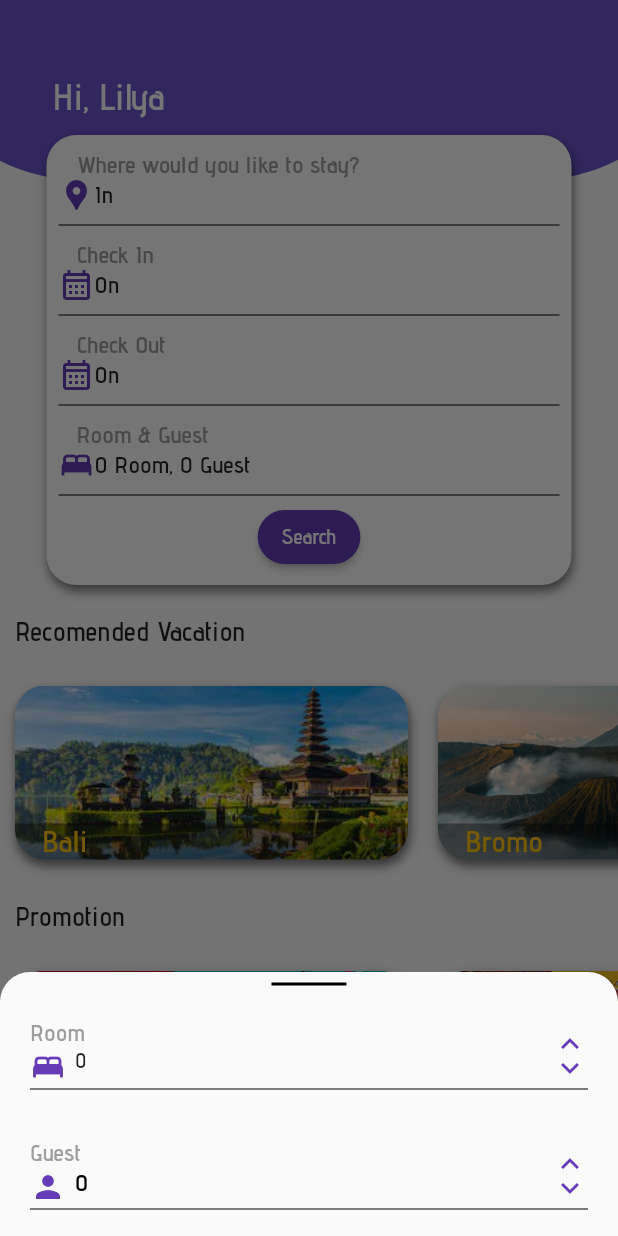
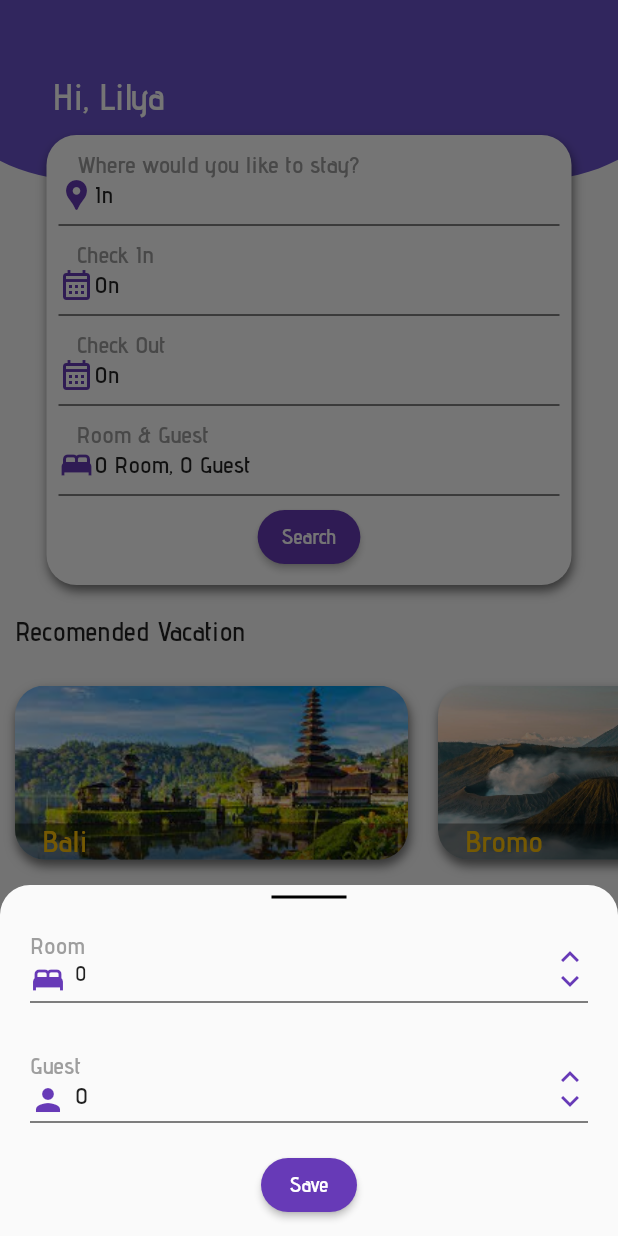
Before and after one commit to hendriari/samaya_hotel, a Flutter app: the HomePage screen opened directly, after a tap on an icon or button, on a phone screen of 412 x 824 dp. Run offline on Flutter 3.47's test engine with Material 2 defaults, Android fonts, the phone set to English and light mode, and no system bars; our stand-ins replace carousel_slider, flutter_spinkit, flutter_svg, image_picker, lottie, smooth_page_indicator and 1 more.

```diff
--- a/lib/home/home_page.dart
+++ b/lib/home/home_page.dart
@@ -15,13 +15,6 @@ class HomePage extends StatefulWidget {
 }
 
 class _HomePage extends State<HomePage> {
-  // CounterBloc bloc = CounterBloc();
-  // @override
-  // void dispose() {
-  //   bloc.dispose();
-  //   super.dispose();
-  // }
-
   late List<Vacation> _hiling;
   late List<Promotion> _promo;
 
@@ -31,8 +24,6 @@ class _HomePage extends State<HomePage> {
 
   var _guest = 0;
   var _count = 0;
-
-  get callBack => _count;
 
   @override
   void initState() {
@@ -66,41 +57,11 @@ class _HomePage extends State<HomePage> {
     ];
   }
 
-  void _incrementCount() {
-    setState(() {
-      _count++;
-    });
-  }
-
-  void _decrementCount() {
-    if (_count < 1) {
-      return;
-    }
-    setState(() {
-      _count--;
-    });
-  }
-
-  void _incrementGuest() {
-    setState(() {
-      _guest++;
-    });
-  }
-
-  void _decrementGuest() {
-    if (_guest < 1) {
-      return;
-    }
-    setState(() {
-      _guest--;
-    });
-  }
-
   void _onSelectionChanged(DateRangePickerSelectionChangedArgs args) {
     setState(() {
       _range = 'On ${DateFormat('d MMMM yyyy').format(args.value.startDate)}';
-      _single =
-          '${DateFormat('d MMMM yyyy').format(args.value.endDate ?? args.value.startDate)}';
+      _single = DateFormat('d MMMM yyyy')
+          .format(args.value.endDate ?? args.value.startDate);
     });
   }
 
@@ -278,11 +239,11 @@ class _HomePage extends State<HomePage> {
                                       ),
                                       Text(
                                         _range,
-                                            style:
-                                                const TextStyle(fontSize: 16),
+                                        style: const TextStyle(fontSize: 16),
                                       ),
                                     ],
-                                      )),
+                                  ),
+                                ),
                                 const Divider(
                                   color: Colors.black,
                                 ),
@@ -290,7 +251,8 @@ class _HomePage extends State<HomePage> {
                             ),
                           ),
                         ),
-                        )),
+                      ),
+                    ),
                     const Positioned(
                       left: 20,
                       top: 130,
@@ -321,8 +283,7 @@ class _HomePage extends State<HomePage> {
                                         ),
                                         Text(
                                           'On $_single',
-                                            style:
-                                                const TextStyle(fontSize: 16),
+                                          style: const TextStyle(fontSize: 16),
                                         ),
                                       ],
                                     )),
@@ -333,7 +294,8 @@ class _HomePage extends State<HomePage> {
                             ),
                           ),
                         ),
-                        )),
+                      ),
+                    ),
                     const Positioned(
                       left: 20,
                       top: 190,
@@ -361,12 +323,12 @@ class _HomePage extends State<HomePage> {
                                       const Icon(Icons.bed,
                                           color: Colors.deepPurple),
                                       Text(
-                                            "$callBack Room, $_guest Guest",
-                                            style:
-                                                const TextStyle(fontSize: 16),
+                                        "$_count Room, $_guest Guest",
+                                        style: const TextStyle(fontSize: 16),
                                       ),
                                     ],
-                                      )),
+                                  ),
+                                ),
                                 const Divider(
                                   color: Colors.black,
                                 ),
@@ -374,7 +336,8 @@ class _HomePage extends State<HomePage> {
                             ),
                           ),
                         ),
-                        )),
+                      ),
+                    ),
                     Positioned(
                       bottom: 8,
                       right: 0,
@@ -397,12 +360,14 @@ class _HomePage extends State<HomePage> {
                                   guest: _guest,
                                   count: _count,
                                   selectedItem: _selectedItem,
-                                        )),
+                                ),
+                              ),
                             );
                           },
                           child: const Text('Search'),
                         ),
-                        )),
+                      ),
+                    ),
                   ],
                 ),
               ),
@@ -441,7 +406,8 @@ class _HomePage extends State<HomePage> {
                         ]),
                     child: InkResponse(
                       onTap: () {},
-                        child: Stack(children: <Widget>[
+                      child: Stack(
+                        children: <Widget>[
                           ClipRRect(
                               borderRadius: BorderRadius.circular(20),
                               child: Image.asset(_hiling[index].images!,
@@ -469,8 +435,10 @@ class _HomePage extends State<HomePage> {
                               ),
                             ),
                           ),
-                        ]),
-                      )),
+                        ],
+                      ),
+                    ),
+                  ),
                 ),
               ],
             ),
@@ -800,79 +768,32 @@ class _HomePage extends State<HomePage> {
               ),
               Container(
                 child: _buildButtonSelectionGuest(),
-              )
+              ),
+              Center(
+                child: ElevatedButton(
+                  style: ElevatedButton.styleFrom(
+                    primary: Colors.deepPurple,
+                    shape: RoundedRectangleBorder(
+                      borderRadius: BorderRadius.circular(20),
+                    ),
+                  ),
+                  onPressed: () {
+                    setState(() {
+                      _count;
+                      _guest;
+                    });
+                    Navigator.pop(context);
+                  },
+                  child: const Text('Save'),
+                ),
+              ),
+              const SizedBox(
+                height: 10,
+              ),
             ],
           );
         });
   }
-
-  //bloc management tapi gagal
-  // Widget _buildButtonSelectionRoom() {
-  //
-  //   return Container(
-  //       child: Column(
-  //     children: [
-  //       SizedBox(
-  //         width: 50,
-  //         child: Divider(
-  //           color: Colors.black,
-  //           thickness: 2,
-  //         ),
-  //       ),
-  //       Container(
-  //         padding: EdgeInsets.only(left: 20),
-  //         alignment: Alignment.centerLeft,
-  //         child: Text('Room'),
-  //       ),
-  //       Row(
-  //         children: [
-  //           Padding(
-  //             padding: EdgeInsets.only(left: 20),
-  //             child: Icon(
-  //               Icons.bed,size: 30,
-  //               color: Colors.deepPurple,
-  //             ),
-  //           ),
-  //           Padding(
-  //             padding: EdgeInsets.only(left: 5),
-  //             child: StreamBuilder(
-  //               stream: bloc.output.asBroadcastStream(),
-  //               builder: (context, snapshot)=>
-  //               Text('${snapshot.data}',style: TextStyle(fontSize: 20),),
-  //             )
-  //           ),
-  //           Spacer(),
-  //           Padding(
-  //             padding: EdgeInsets.only(right: 20.0),
-  //             child: Column(
-  //               crossAxisAlignment: CrossAxisAlignment.end,
-  //               children: [
-  //                 InkResponse(
-  //                     onTap: (){
-  //
-  //                     },
-  //                     child: Icon(Icons.add,size: 18,)),
-  //                 InkResponse(
-  //                     onTap: (){
-  //
-  //                     },
-  //                     child: Icon(Icons.minimize, size: 18,)),
-  //               ],
-  //             ),
-  //           )
-  //         ],
-  //       ),
-  //       Padding(
-  //         padding: EdgeInsets.fromLTRB(20,0,20,0),
-  //         child: Positioned(
-  //           child: Divider(
-  //             color: Colors.black,
-  //           ),
-  //         ),
-  //       )
-  //     ],
-  //   ));
-  // }
 
   Widget _buildButtonSelectionRoom() {
     return Column(
@@ -885,13 +806,15 @@ class _HomePage extends State<HomePage> {
               color: Colors.black,
               thickness: 2,
             ),
-            )),
+          ),
+        ),
         Padding(
           padding: const EdgeInsets.all(10),
           child: SizedBox(
             height: 60,
             width: double.infinity,
-            child: Stack(
+            child: StatefulBuilder(builder: (context, setState) {
+              return Stack(
                 children: [
                   const Positioned(
                     left: 10,
@@ -914,24 +837,34 @@ class _HomePage extends State<HomePage> {
                     top: 10,
                     child: InkResponse(
                       onTap: () {
-                        _incrementCount();
+                        setState(() {
+                          _count++;
+                        });
                       },
                       child: const Icon(
                         Icons.keyboard_arrow_up,
                         color: Colors.deepPurple,
-                      )),
+                      ),
+                    ),
                   ),
                   Positioned(
                     right: 10,
                     bottom: 10,
                     child: InkResponse(
                       onTap: () {
-                          _decrementCount();
+                        if (_count < 1) {
+                          return;
+                        }
+                        setState(() {
+                          _count--;
+                        });
                       },
                       child: const Icon(
                         Icons.keyboard_arrow_down,
                         color: Colors.deepPurple,
-                        ))),
+                      ),
+                    ),
+                  ),
                   Positioned(left: 40, top: 25, child: Text('$_count')),
                   Padding(
                     padding: const EdgeInsets.fromLTRB(10, 0, 10, 0),
@@ -939,10 +872,12 @@ class _HomePage extends State<HomePage> {
                       alignment: Alignment.bottomCenter,
                       child: const Divider(
                         color: Colors.black,
-                      )),
-                )
+                      ),
+                    ),
+                  ),
                 ],
-            ),
+              );
+            }),
           ),
         )
       ],
@@ -957,7 +892,8 @@ class _HomePage extends State<HomePage> {
           child: SizedBox(
             height: 60,
             width: double.infinity,
-            child: Stack(
+            child: StatefulBuilder(builder: (context, setState) {
+              return Stack(
                 children: [
                   const Positioned(
                     left: 10,
@@ -978,9 +914,11 @@ class _HomePage extends State<HomePage> {
                   Positioned(
                     right: 10,
                     top: 10,
-                  child: InkWell(
+                    child: InkResponse(
                         onTap: () {
-                        _incrementGuest();
+                          setState(() {
+                            _guest++;
+                          });
                         },
                         child: const Icon(
                           Icons.keyboard_arrow_up,
@@ -990,9 +928,14 @@ class _HomePage extends State<HomePage> {
                   Positioned(
                       right: 10,
                       bottom: 10,
-                    child: InkWell(
+                      child: InkResponse(
                           onTap: () {
-                          _decrementGuest();
+                            if (_guest < 1) {
+                              return;
+                            }
+                            setState(() {
+                              _guest--;
+                            });
                           },
                           child: const Icon(
                             Icons.keyboard_arrow_down,
@@ -1005,26 +948,17 @@ class _HomePage extends State<HomePage> {
                         "$_guest",
                         style: const TextStyle(fontSize: 16),
                       )),
-                Positioned(
-                    left: 40,
-                    top: 25,
-                    child: Text(
-                      "$_guest",
-                      style: const TextStyle(fontSize: 16),
-                    )),
                   Padding(
                     padding: const EdgeInsets.fromLTRB(10, 0, 10, 0),
                     child: Container(
                         alignment: Alignment.bottomCenter,
-                      child: InkResponse(
-                        onTap: () {},
                         child: const Divider(
                           color: Colors.black,
-                        ),
                         )),
                   ),
                 ],
-            ),
+              );
+            }),
           ),
         )
       ],
--- a/lib/main.dart
+++ b/lib/main.dart
@@ -2,10 +2,7 @@ import 'dart:io';
 
 import 'package:flutter/material.dart';
 import 'package:flutter/services.dart';
-import 'package:samaya_hotel/bottomnavbar.dart';
-import 'package:samaya_hotel/home/home_page.dart';
 import 'package:samaya_hotel/splashscreen1.dart';
-import 'package:samaya_hotel/unUsed/bottom_navbar.dart';
 import 'http_overrides.dart';
 
 void main() {
@@ -24,7 +21,7 @@ class MyApp extends StatelessWidget {
   @override
   Widget build(BuildContext context) {
     return MaterialApp(
-      home: SplashScreen1(),
+      home: const SplashScreen1(),
       title: 'Samaya Hotel',
       theme: ThemeData(),
       debugShowCheckedModeBanner: false,
--- a/lib/splashscreen1.dart
+++ b/lib/splashscreen1.dart
@@ -30,7 +30,7 @@ class _SplashScreen1State extends State<SplashScreen1> {
                 context,
                 PageRouteBuilder(
                   pageBuilder: (context, animation, secondAnimation) => const SplashScreen2(),
-                  transitionDuration: Duration(milliseconds: 1),
+                  transitionDuration: const Duration(milliseconds: 1),
                   transitionsBuilder: (context, animation, secondAnimation, child) {
                     const begin = Offset(0.0, 1.0);
                     const end = Offset.zero;
--- a/lib/splashscreen2.dart
+++ b/lib/splashscreen2.dart
@@ -23,7 +23,7 @@ class _SplashScreen2State extends State<SplashScreen2> {
       context,
       PageRouteBuilder(
         pageBuilder: (context, animation, secondAnimation) => const LandingPage(),
-        transitionDuration: Duration(seconds: 2),
+        transitionDuration: const Duration(seconds: 2),
         transitionsBuilder: (context, animation, secondAnimation, child) {
           const begin = Offset(0.0, 1.0);
           const end = Offset.zero;
--- a/pubspec.yaml
+++ b/pubspec.yaml
@@ -67,8 +67,6 @@ flutter:
 
   # To add assets to your application, add an assets section, like this:
   assets:
-     - images/vacation1.png
-     - images/promotionimage1.png
      - images/hotel.png
      - images/rooftop.jpg
      - images/playground.jpg
```
Also changed, not shown: lib/landing_page.dart (+28 -12 lines), images/promotionimage1.png (deleted), images/vacation1.png (deleted). Lines whose indentation alone changed are shown as unchanged.
